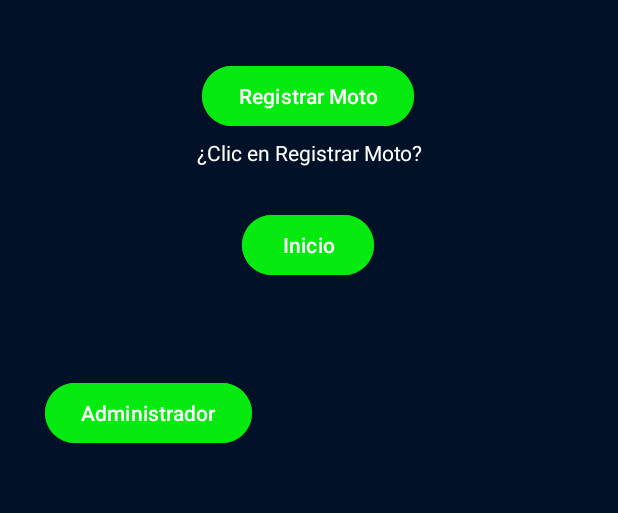
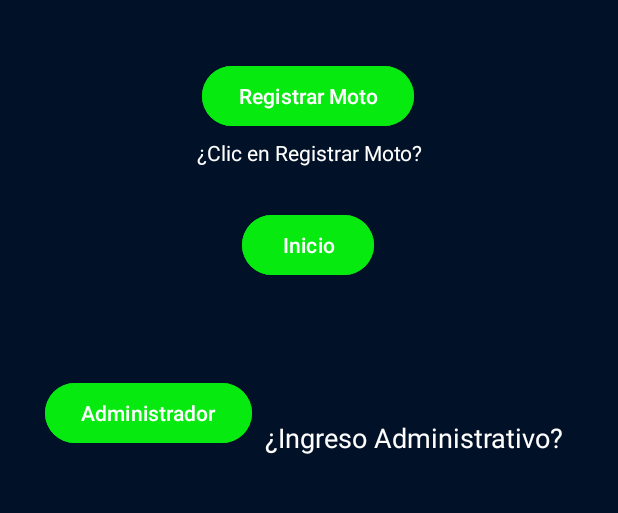
Before and after one commit to JhonathanSR/ParkingMotorcycles, an Android app: the screen it shows after launch (MainActivity), on a phone screen of 412 x 824 dp, the part 603-1116 px from its top. Run offline under Robolectric (Android 15) with nearby library versions, the phone set to English and light mode, and no system bars.

Commit message:
Creacion BD en Modulos Login, Registro

```diff
--- a/app/build.gradle.kts
+++ b/app/build.gradle.kts
@@ -33,6 +33,9 @@ android {
     kotlinOptions {
         jvmTarget = "1.8"
     }
+    buildFeatures{
+        viewBinding = true
+    }
 }
 
 dependencies {
--- a/app/src/main/java/com/example/parkingmotor/MainActivity.kt
+++ b/app/src/main/java/com/example/parkingmotor/MainActivity.kt
@@ -8,8 +8,11 @@ import androidx.activity.enableEdgeToEdge
 import androidx.appcompat.app.AppCompatActivity
 import androidx.core.view.ViewCompat
 import androidx.core.view.WindowInsetsCompat
+import com.example.parkingmotor.databinding.ActivityMainBinding
 
 class MainActivity : AppCompatActivity() {
+    lateinit var  binding: ActivityMainBinding
+    lateinit var usuariosDBHelper: mySQLiteHelper
     override fun onCreate(savedInstanceState: Bundle?) {
         super.onCreate(savedInstanceState)
         enableEdgeToEdge()
@@ -19,12 +22,17 @@ class MainActivity : AppCompatActivity() {
             v.setPadding(systemBars.left, systemBars.top, systemBars.right, systemBars.bottom)
             insets
         }
-        var btnRegistrar = findViewById<Button>(R.id.btnRegistrar)
-        btnRegistrar.setOnClickListener {
+        usuariosDBHelper = mySQLiteHelper(this)
+        var txtRegistro = findViewById<TextView>(R.id.txtRegistro)
+        txtRegistro.setOnClickListener {
+            goAdmin()
+        }
+        var btnRegistrarM = findViewById<Button>(R.id.btnRegistrarM)
+        btnRegistrarM.setOnClickListener {
             goMenu()
         }
-        var txtRegis = findViewById<TextView>(R.id.txtRegis)
-        txtRegis.setOnClickListener {
+        var txtRegisM = findViewById<TextView>(R.id.txtRegisM)
+        txtRegisM.setOnClickListener {
             goMenu()
         }
         var btnAdmin = findViewById<Button>(R.id.btnAdmin)
@@ -32,16 +40,17 @@ class MainActivity : AppCompatActivity() {
             goRegistrar()
         }
     }
+
     private  fun goMenu(){
     val i = Intent(this, Menu::class.java)
     startActivity(i)
 }
-    private fun goLogin(){
-    val i = Intent(this, Login::class.java)
+    private fun goRegistrar(){
+    val i = Intent(this, Register::class.java)
     startActivity(i)
     }
-    private fun goRegistrar(){
-    val i = Intent(this, Menu::class.java)
+    private fun goAdmin(){
+    val i = Intent(this, Register::class.java)
     startActivity(i)
     }
 }
--- a/app/src/main/res/layout/activity_main.xml
+++ b/app/src/main/res/layout/activity_main.xml
@@ -20,7 +20,7 @@
         app:srcCompat="@drawable/logout" />
 
     <Button
-        android:id="@+id/btnRegistrar"
+        android:id="@+id/btnRegistrarM"
         android:layout_width="wrap_content"
         android:layout_height="wrap_content"
         android:layout_marginTop="40dp"
@@ -47,7 +47,7 @@
         app:layout_constraintEnd_toEndOf="parent"
         app:layout_constraintHorizontal_bias="0.498"
         app:layout_constraintStart_toStartOf="parent"
-        app:layout_constraintTop_toBottomOf="@+id/txtRegis" />
+        app:layout_constraintTop_toBottomOf="@+id/txtRegisM" />
 
     <ImageView
         android:id="@+id/imageView2"
@@ -61,7 +61,7 @@
         app:srcCompat="@drawable/logosinfondo" />
 
     <TextView
-        android:id="@+id/txtRegis"
+        android:id="@+id/txtRegisM"
         android:layout_width="wrap_content"
         android:layout_height="wrap_content"
         android:layout_marginTop="4dp"
@@ -71,7 +71,7 @@
         android:textSize="14dp"
         app:layout_constraintEnd_toEndOf="parent"
         app:layout_constraintStart_toStartOf="parent"
-        app:layout_constraintTop_toBottomOf="@+id/btnRegistrar" />
+        app:layout_constraintTop_toBottomOf="@+id/btnRegistrarM" />
 
     <Button
         android:id="@+id/btnAdmin"
@@ -88,4 +88,18 @@
         app:layout_constraintStart_toStartOf="parent"
         app:layout_constraintTop_toBottomOf="@+id/btnInicio" />
 
+    <TextView
+        android:id="@+id/txtRegistro"
+        android:layout_width="wrap_content"
+        android:layout_height="wrap_content"
+        android:layout_marginTop="92dp"
+        android:text="¿Ingreso Administrativo?"
+        android:textAlignment="center"
+        android:textColor="@color/white"
+        android:textSize="18dp"
+        app:layout_constraintEnd_toEndOf="parent"
+        app:layout_constraintHorizontal_bias="0.201"
+        app:layout_constraintStart_toEndOf="@+id/btnAdmin"
+        app:layout_constraintTop_toBottomOf="@+id/btnInicio" />
+
 </androidx.constraintlayout.widget.ConstraintLayout>
```
Also changed, not shown: app/src/main/java/com/example/parkingmotor/Login.kt (+56 -0 lines), app/src/main/java/com/example/parkingmotor/Register.kt (+45 -0 lines), app/src/main/java/com/example/parkingmotor/mySQLiteHelper.kt (added, +65 -0 lines), app/src/main/res/layout/activity_login.xml (+4 -4 lines).
